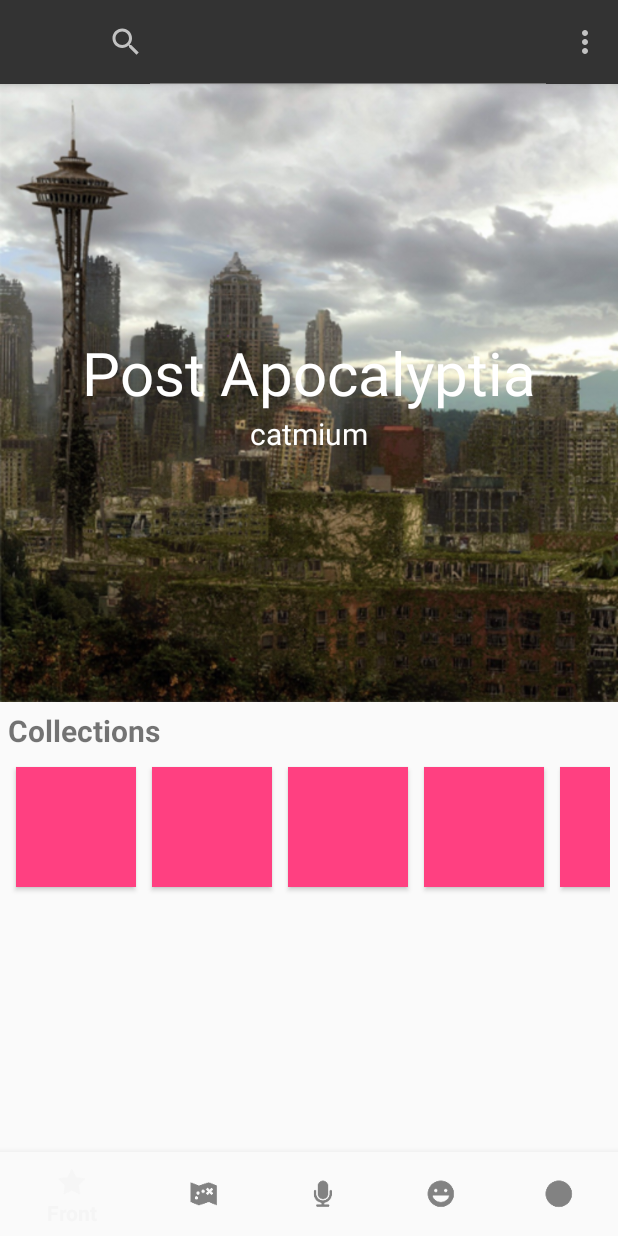
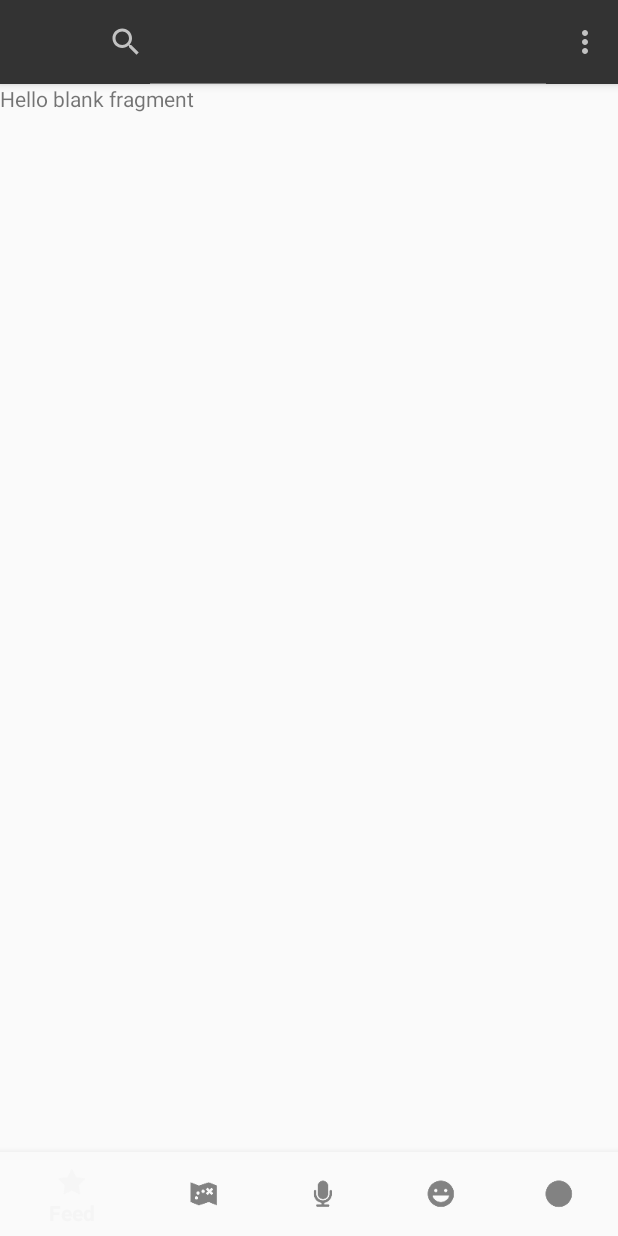
Before and after one commit to eduardrg/TellToo, an Android app: the screen it shows after launch (MainNavActivity), on a phone screen of 412 x 824 dp. Run offline under Robolectric (Android 15) with nearby library versions, the phone set to English and light mode, and no system bars.

Commit message:
feed list view added; arrayAdapter for feed page added; Story object added (bare bones)

```diff
--- /dev/null
+++ b/app/src/main/java/com/bauble_app/bauble/FeedFragment.java
@@ -0,0 +1,29 @@
+package com.bauble_app.bauble;
+
+
+import android.os.Bundle;
+import android.support.v4.app.Fragment;
+import android.view.LayoutInflater;
+import android.view.View;
+import android.view.ViewGroup;
+
+
+/**
+ * A simple {@link Fragment} subclass.
+ */
+public class FeedFragment extends Fragment {
+
+
+    public FeedFragment() {
+        // Required empty public constructor
+    }
+
+
+    @Override
+    public View onCreateView(LayoutInflater inflater, ViewGroup container,
+                             Bundle savedInstanceState) {
+        // Inflate the layout for this fragment
+        return inflater.inflate(R.layout.fragment_feed, container, false);
+    }
+
+}
--- a/app/src/main/java/com/bauble_app/bauble/MainNavActivity.java
+++ b/app/src/main/java/com/bauble_app/bauble/MainNavActivity.java
@@ -29,7 +29,7 @@ public class MainNavActivity extends MainActivity {
             switch (item.getItemId()) {
                 case R.id.navigation_front:
                     fragManager.beginTransaction()
-                            .replace(R.id.content, new FrontFragment())
+                            .replace(R.id.content, new FeedFragment())
                             .commit();
                     return true;
                 case R.id.navigation_explore:
@@ -48,7 +48,7 @@ public class MainNavActivity extends MainActivity {
                     return true;
                 case R.id.navigation_messages:
                     fragManager.beginTransaction()
-                            .replace(R.id.content, new MessagesFragment())
+                            .replace(R.id.content, new FrontFragment())
                             .commit();
                     return true;
             }
@@ -67,7 +67,7 @@ public class MainNavActivity extends MainActivity {
 
         fragManager = getSupportFragmentManager();
         fragManager.beginTransaction()
-                .replace(R.id.content, new FrontFragment())
+                .replace(R.id.content, new FeedFragment())
                 .commit();
 
         BottomNavigationView navigation = (BottomNavigationView) findViewById(R.id.navigation);
--- /dev/null
+++ b/app/src/main/res/layout/fragment_feed.xml
@@ -0,0 +1,17 @@
+<FrameLayout xmlns:android="http://schemas.android.com/apk/res/android"
+    xmlns:tools="http://schemas.android.com/tools"
+    android:layout_width="match_parent"
+    android:layout_height="match_parent"
+    tools:context="com.bauble_app.bauble.FeedFragment">
+
+    <!-- TODO: Update blank fragment layout -->
+    <TextView
+        android:layout_width="match_parent"
+        android:layout_height="match_parent"
+        android:text="@string/hello_blank_fragment" />
+    <ListView
+        android:layout_width="match_parent"
+        android:layout_height="wrap_content">
+    </ListView>
+
+</FrameLayout>
--- a/app/src/main/res/menu/navigation.xml
+++ b/app/src/main/res/menu/navigation.xml
@@ -23,6 +23,6 @@
     <item
         android:id="@+id/navigation_messages"
         android:icon="@drawable/ic_action_nav_messages"
-        android:title="@string/title_messages" />
+        android:title="@string/title_community" />
 
 </menu>
--- a/app/src/main/res/values/colors.xml
+++ b/app/src/main/res/values/colors.xml
@@ -11,4 +11,6 @@
     <color name="colorBrandHighlight">#FFFFFF</color>
     <!--Gray-->
     <color name="colorBrandDisabled">#E2E2E2</color>
+
+    <color name="colorFeedListItem">#e0e0e0</color>
 </resources>
--- a/app/src/main/res/values/dimens.xml
+++ b/app/src/main/res/values/dimens.xml
@@ -4,4 +4,7 @@
     <dimen name="activity_vertical_margin">16dp</dimen>
 
     <dimen name="section_title_textsize">20dp</dimen>
+    <dimen name="listitem_feed_padding">10dp</dimen>
+    <dimen name="listitem_feed_margin">10dp</dimen>
+    <dimen name="listitem_feed_stat_margin">5dp</dimen>
 </resources>
--- a/app/src/main/res/values/strings.xml
+++ b/app/src/main/res/values/strings.xml
@@ -6,10 +6,11 @@
     <string name="title_notifications">Notifications</string>
 
     <!--All the navbar stings-->
-    <string name="title_front">Front</string>
+    <string name="title_front">Feed</string>
     <string name="title_explore">Explore</string>
     <string name="title_create">Create</string>
     <string name="title_me">Me</string>
+    <string name="title_community">Community</string>
     <string name="title_messages">Messages</string>
     <string name="title_settings">Settings</string>
     <string name="title_search">Search</string>
```
Also changed, not shown: app/src/main/java/com/bauble_app/bauble/FeedAdapter.java (added, +60 -0 lines), app/src/main/java/com/bauble_app/bauble/StoryObject.java (added, +27 -0 lines), app/src/main/res/layout/listitem_feed.xml (added, +68 -0 lines).
